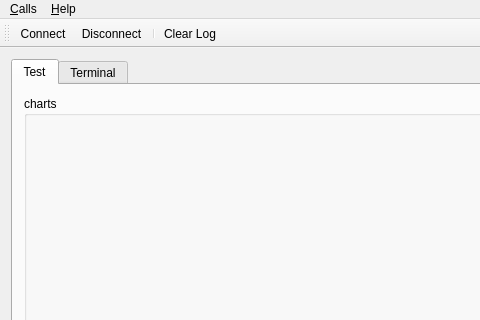
The window that mainwindow.ui (nephen/RobotController) describes before a commit, drawn with Qt 5; both pictures show x 0 to 480 and y 0 to 320 of the 887 by 681 pixel window.
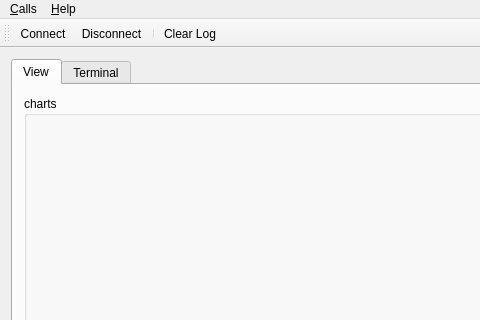
The same window after the commit. Icons and pictures are not drawn. Custom widgets are drawn as their Qt base class.

Commit message: bak:Organize the display of three different chart data

```diff
--- a/mainwindow.ui
+++ b/mainwindow.ui
@@ -24,7 +24,7 @@
         </property>
         <widget class="QWidget" name="Test">
          <attribute name="title">
-          <string>Test</string>
+          <string>View</string>
          </attribute>
          <layout class="QVBoxLayout" name="verticalLayout">
           <item>
```
Left out of the diff: 4 changed lines with no effect on the pictures. The commit also changes 2 other files.
